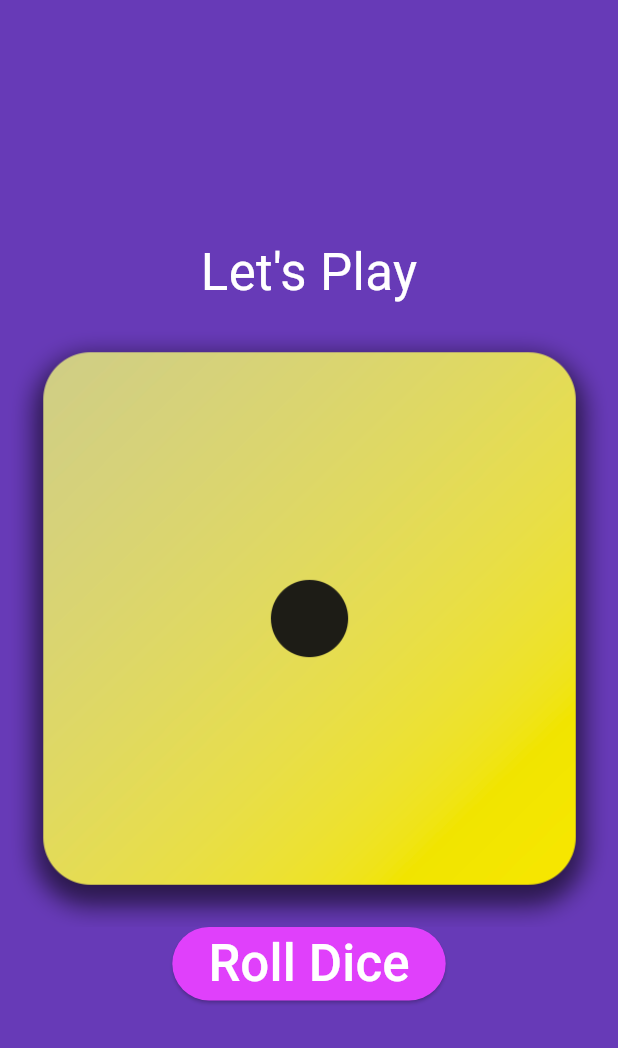
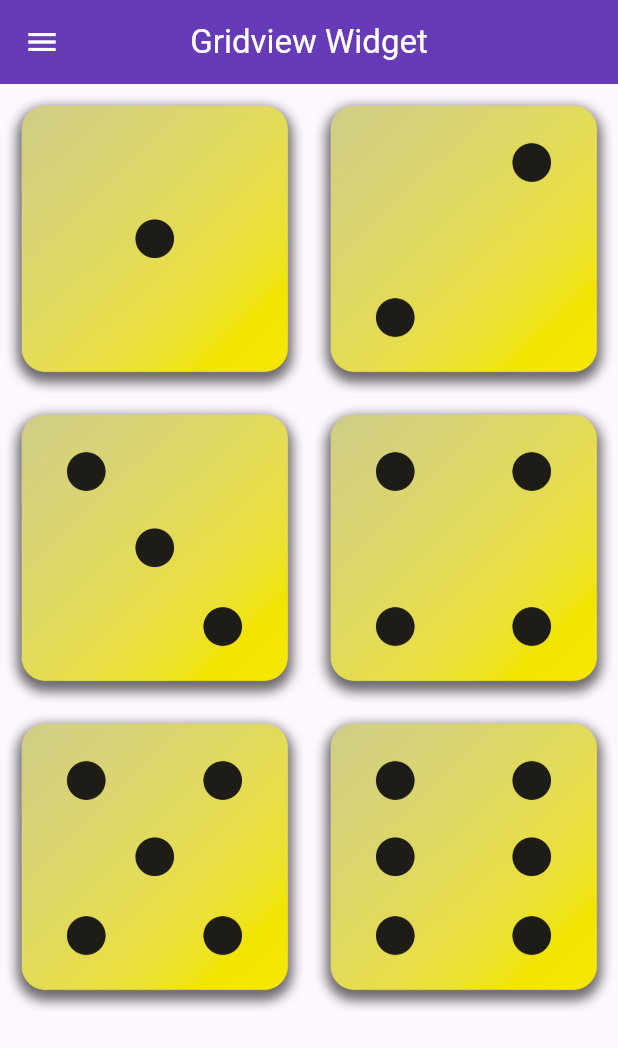
Before and after one commit to L-nsamba/getting-started-with-flutter-and-dart, a Flutter app: the screen it shows after launch, on a phone screen of 412 x 824 dp. Shown: the top 1048 px of the screen. Run offline on Flutter 3.47's test engine with Material 3 defaults, Android fonts, the phone set to English and light mode, and no system bars.

Commit message:
dice rolling logic and grid view widget practice

```diff
--- a/class_activity1/lib/main.dart
+++ b/class_activity1/lib/main.dart
@@ -1,4 +1,5 @@
 import 'package:class_activity1/screens/home.dart';
+import 'package:class_activity1/screens/layoutpractice.dart';
 import 'package:flutter/material.dart';
 
 // define entry
@@ -13,7 +14,8 @@ class MyApp extends StatelessWidget {
   @override
   Widget build(BuildContext context) {
     return MaterialApp(
-      home: RollDice(),
+      // home: RollDice(),
+      home:  DiceGrid(),
     );
   }
 }
--- /dev/null
+++ b/class_activity1/lib/screens/layoutpractice.dart
@@ -0,0 +1,29 @@
+import 'package:flutter/material.dart';
+
+class DiceGrid extends StatelessWidget {
+  const DiceGrid({super.key});
+
+  @override
+  Widget build(BuildContext context) {
+    return Scaffold(
+      appBar: AppBar(
+        leading: Icon(Icons.menu, color: Colors.white),
+        title: Text("Gridview Widget", style: TextStyle(color: Colors.white)),
+        centerTitle: true,
+        backgroundColor: Colors.deepPurple,
+      ),
+
+      body: GridView.count(
+        crossAxisCount: 2,
+        children: [
+          Image.asset("images/dice-1.png"),
+          Image.asset("images/dice-2.png"),
+          Image.asset("images/dice-3.png"),
+          Image.asset("images/dice-4.png"),
+          Image.asset("images/dice-5.png"),
+          Image.asset("images/dice-6.png"),
+        ],
+      ),
+    );
+  }
+}
```
Also changed, not shown: class_activity1/lib/logic/randomval.dart (added, +7 -0 lines), class_activity1/lib/screens/home.dart (+19 -4 lines).
